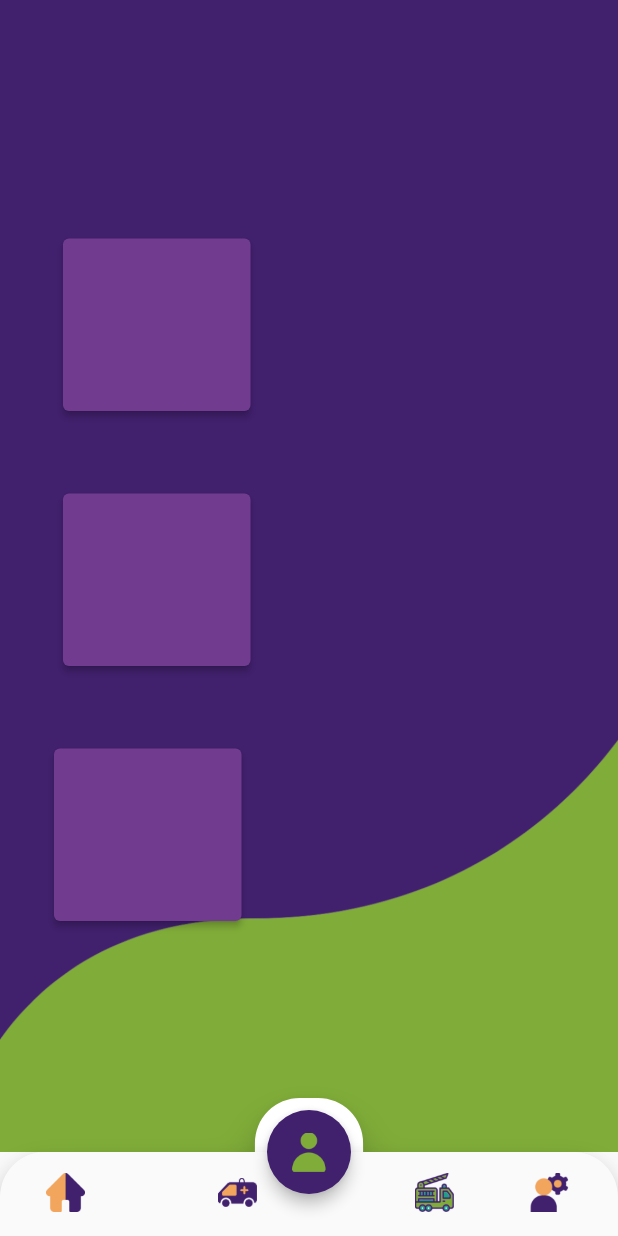
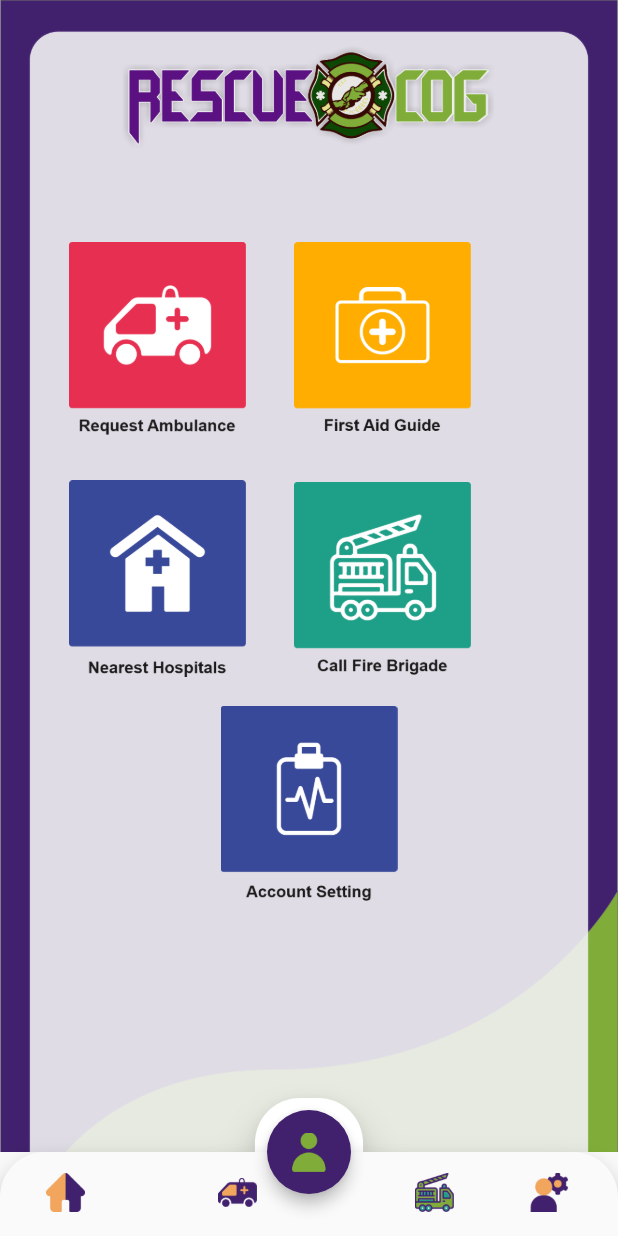
Before and after one commit to faizanahmed2720/rescue-cog-project-2019-23, a Flutter app: the CustomBottomNavigationBar screen opened directly, on a phone screen of 412 x 824 dp. Run offline on Flutter 3.47's test engine with Material 2 defaults, Android fonts, the light colour scheme and no system bars; our stand-ins replace cloud_firestore, firebase_auth, firebase_core, get, permission_handler; accounts and stored records are empty.

Commit message:
Dashboard Completed

```diff
--- a/lib/View/User Dashboard/home.dart
+++ b/lib/View/User Dashboard/home.dart
@@ -1,6 +1,4 @@
 import 'package:flutter/material.dart';
-import 'package:flutter/src/widgets/framework.dart';
-import 'package:flutter/src/widgets/placeholder.dart';
 
 import '../../src/Utils/CommonWidgets/customBottomNavigationBar.dart';
 
@@ -14,7 +12,7 @@ class home extends StatefulWidget {
 class _homeState extends State<home> {
   @override
   Widget build(BuildContext context) {
-    return MaterialApp(
+    return const MaterialApp(
       debugShowCheckedModeBanner: false,
       home: CustomBottomNavigationBar(),
     );
--- a/lib/View/User Dashboard/userDashoard_screen.dart
+++ b/lib/View/User Dashboard/userDashoard_screen.dart
@@ -1,10 +1,5 @@
 // ignore: file_names
 import 'package:flutter/material.dart';
-import 'package:get/get.dart';
-import '../../src/Constants/colors.dart';
-import '../Driver/driver Management/driverSignup_screen.dart';
-import '../First Aid Guide/first_aid _guide.dart';
-import '../Request Ambulance/request_ambulance_screen.dart';
 
 // ignore: camel_case_types
 class userDashboard extends StatelessWidget {
@@ -12,82 +7,117 @@ class userDashboard extends StatelessWidget {
 
   @override
   Widget build(BuildContext context) {
-    return Scaffold(
-      body: Stack(
+    return SafeArea(
+      child: Scaffold(
+        body: SingleChildScrollView(
+          child: Stack(
             children: [
-          Expanded(
-              child: Container(
-            decoration: const BoxDecoration(
-                image: DecorationImage(
-                    image: AssetImage("assets/Images/Dashboard/background.png"),
-                    fit: BoxFit.cover)),
-          )),
+              Image.asset(
+                "assets/Images/Dashboard/background.png",
+                // width: 1080, height: 2460,
+                width: MediaQuery.of(context).size.width,
+                fit: BoxFit.cover,
+              ),
+              Column(
+                crossAxisAlignment: CrossAxisAlignment.center,
+                children: [
                   Padding(
-            padding: const EdgeInsets.fromLTRB(0, 0, 0, 0),
-            child: Column(children: [
-              Padding(
-                padding: const EdgeInsets.fromLTRB(42, 159, 0, 0),
-                child: SizedBox(
-                  height: 115,
-                  width: 125,
-                  child: ElevatedButton(
-                      onPressed: () {
-                        Get.to(const requestAmbulance());
-                      },
-                      style: ElevatedButton.styleFrom(
-                        primary: secondaryColor,
-                        // backgroundColor: Colors.transparent,
-                        // elevation: 0,
-                      ),
-                      child: const Text(
-                        "",
-                        style: TextStyle(fontSize: 15),
-                      )),
+                    padding: const EdgeInsets.only(top: 30),
+                    child: Image.asset(
+                      "assets/Images/logo.png",
+                      width: 250,
                     ),
                   ),
                   Padding(
-                padding: const EdgeInsets.fromLTRB(42, 55, 0, 0),
-                child: SizedBox(
-                  height: 115,
-                  width: 125,
+                    padding: const EdgeInsets.only(left: 30),
+                    child: Row(
+                      children: [
+                        Column(
+                          children: [
+                            const SizedBox(
+                              height: 50,
+                              width: 50,
+                            ),
+                            SizedBox(
+                              height: 150,
+                              width: 150,
                               child: ElevatedButton(
-                      onPressed: () {
-                        Get.to(const firstAidGuide());
-                      },
+                                  onPressed: () {},
+                                  child: Image.asset(
+                                      "assets/Images/Dashboard/ambulance.png"),
                                   style: ElevatedButton.styleFrom(
-                        primary: secondaryColor,
-                        // backgroundColor: Colors.transparent,
-                        // elevation: 0,
+                                      backgroundColor: Colors.transparent,
+                                      elevation: 0)),
                             ),
-                      child: const Text(
-                        "",
-                        style: TextStyle(fontSize: 15),
-                      )),
+                            const SizedBox(
+                              height: 10,
+                              width: 10,
+                            ),
+                            SizedBox(
+                              height: 150,
+                              width: 150,
+                              child: ElevatedButton(
+                                  onPressed: () {},
+                                  child: Image.asset(
+                                      "assets/Images/Dashboard/hospital.png"),
+                                  style: ElevatedButton.styleFrom(
+                                      backgroundColor: Colors.transparent,
+                                      elevation: 0)),
+                            ),
+                          ],
+                        ),
+                        Column(
+                          children: [
+                            const SizedBox(
+                              height: 50,
+                              width: 50,
+                            ),
+                            SizedBox(
+                              height: 150,
+                              width: 150,
+                              child: ElevatedButton(
+                                  onPressed: () {},
+                                  child: Image.asset(
+                                      "assets/Images/Dashboard/first aid.png"),
+                                  style: ElevatedButton.styleFrom(
+                                      backgroundColor: Colors.transparent,
+                                      elevation: 0)),
+                            ),
+                            const SizedBox(
+                              height: 10,
+                              width: 10,
+                            ),
+                            SizedBox(
+                              height: 150,
+                              width: 150,
+                              child: ElevatedButton(
+                                  onPressed: () {},
+                                  child: Image.asset(
+                                      "assets/Images/Dashboard/fire brigades.png"),
+                                  style: ElevatedButton.styleFrom(
+                                      backgroundColor: Colors.transparent,
+                                      elevation: 0)),
+                            ),
+                          ],
+                        ),
+                      ],
                     ),
                   ),
-              Padding(
-                padding: const EdgeInsets.fromLTRB(30, 55, 0, 0),
-                child: SizedBox(
-                  height: 115,
-                  width: 125,
+                  SizedBox(
+                    height: 150,
+                    width: 150,
                     child: ElevatedButton(
-                      onPressed: () {
-                        Get.to(const firstAidGuide());
-                      },
+                        onPressed: () {},
+                        child: Image.asset(
+                            "assets/Images/Dashboard/account setting.png"),
                         style: ElevatedButton.styleFrom(
-                        primary: secondaryColor,
-                        // backgroundColor: Colors.transparent,
-                        // elevation: 0,
+                            backgroundColor: Colors.transparent, elevation: 0)),
                   ),
-                      child: const Text(
-                        "",
-                        style: TextStyle(fontSize: 15),
-                      )),
+                ],
+              ),
+            ],
           ),
         ),
-            ]),
-          ),
-        ],
       ),
     );
   }
--- a/lib/main.dart
+++ b/lib/main.dart
@@ -15,7 +15,9 @@ Future<void> main() async {
 
 //   @override
 //   Widget build(BuildContext context) {
-//     return DriverSignupPage();
+//     return const GetMaterialApp(
+//       home: Dashboard(),
+//     );
 //   }
 // }
 
--- a/lib/src/Utils/CommonWidgets/customBottomNavigationBar.dart
+++ b/lib/src/Utils/CommonWidgets/customBottomNavigationBar.dart
@@ -1,3 +1,4 @@
+// ignore: file_names
 import 'package:flutter/foundation.dart';
 import 'package:flutter/material.dart';
 import 'package:get/get.dart';
@@ -27,7 +28,7 @@ class _CustomBottomNavigationBarState extends State<CustomBottomNavigationBar> {
         'page': const userDashboard(),
       },
       {
-        'page': const requestAmbulance(),
+        'page': const RequestAmbulance(),
       },
       {
         'page': const fireBrigades(),
```
Also changed, not shown: lib/View/Request Ambulance/request_ambulance_screen.dart (+5 -7 lines), lib/View/User Dashboard/dasboard.dart (deleted, +0 -108 lines), lib/View/home_screen/get_started.dart (+11 -12 lines), lib/View/premission_screen/permission.dart (+3 -4 lines), assets/Images/Dashboard/account setting.png, assets/Images/Dashboard/ambulance.png, assets/Images/Dashboard/background.png, assets/Images/Dashboard/background1.png (deleted), assets/Images/Dashboard/fire brigades.png, assets/Images/Dashboard/first aid.png, assets/Images/Dashboard/hospital.png. Lines whose indentation alone changed are shown as unchanged.
